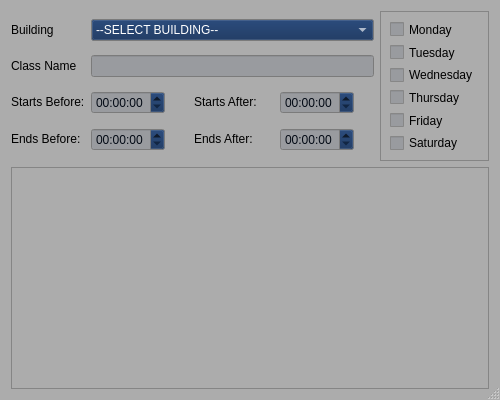
Old version of the form 370-project/search.ui in the repository rochanehurst/CS370-Team3.
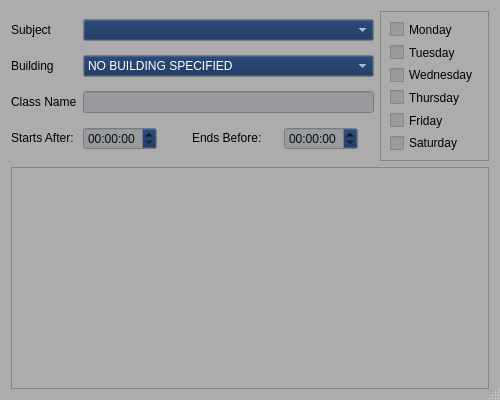
New version of the form. Icons and pictures are not drawn.

Commit message: Updated .gitignore | Create Search skeleton, update class add form

Patch:
```diff
--- a/370-project/search.ui
+++ b/370-project/search.ui
@@ -597,99 +597,7 @@
      <property name="verticalSpacing">
       <number>6</number>
      </property>
-     <item row="2" column="3">
-      <widget class="QTimeEdit" name="time_startafter">
-       <property name="sizePolicy">
-        <sizepolicy hsizetype="Fixed" vsizetype="Fixed">
-         <horstretch>0</horstretch>
-         <verstretch>0</verstretch>
-        </sizepolicy>
-       </property>
-      </widget>
-     </item>
-     <item row="3" column="3">
-      <widget class="QTimeEdit" name="time_endafter">
-       <property name="sizePolicy">
-        <sizepolicy hsizetype="Fixed" vsizetype="Fixed">
-         <horstretch>0</horstretch>
-         <verstretch>0</verstretch>
-        </sizepolicy>
-       </property>
-      </widget>
-     </item>
-     <item row="3" column="0">
-      <widget class="QLabel" name="lbl_endbefore">
-       <property name="sizePolicy">
-        <sizepolicy hsizetype="Fixed" vsizetype="Fixed">
-         <horstretch>0</horstretch>
-         <verstretch>0</verstretch>
-        </sizepolicy>
-       </property>
-       <property name="text">
-        <string>Ends Before:</string>
-       </property>
-      </widget>
-     </item>
-     <item row="2" column="2">
-      <widget class="QLabel" name="lbl_startafter">
-       <property name="sizePolicy">
-        <sizepolicy hsizetype="Fixed" vsizetype="Fixed">
-         <horstretch>0</horstretch>
-         <verstretch>0</verstretch>
-        </sizepolicy>
-       </property>
-       <property name="text">
-        <string>Starts After:</string>
-       </property>
-      </widget>
-     </item>
-     <item row="2" column="0">
-      <widget class="QLabel" name="lbl_startbefore">
-       <property name="sizePolicy">
-        <sizepolicy hsizetype="Fixed" vsizetype="Fixed">
-         <horstretch>0</horstretch>
-         <verstretch>0</verstretch>
-        </sizepolicy>
-       </property>
-       <property name="text">
-        <string>Starts Before:</string>
-       </property>
-      </widget>
-     </item>
-     <item row="3" column="1">
-      <widget class="QTimeEdit" name="time_endbefore">
-       <property name="sizePolicy">
-        <sizepolicy hsizetype="Fixed" vsizetype="Fixed">
-         <horstretch>0</horstretch>
-         <verstretch>0</verstretch>
-        </sizepolicy>
-       </property>
-      </widget>
-     </item>
-     <item row="3" column="2">
-      <widget class="QLabel" name="lbl_endafter">
-       <property name="sizePolicy">
-        <sizepolicy hsizetype="Fixed" vsizetype="Fixed">
-         <horstretch>0</horstretch>
-         <verstretch>0</verstretch>
-        </sizepolicy>
-       </property>
-       <property name="text">
-        <string>Ends After:</string>
-       </property>
-      </widget>
-     </item>
-     <item row="2" column="1">
-      <widget class="QTimeEdit" name="time_startbefore">
-       <property name="sizePolicy">
-        <sizepolicy hsizetype="Fixed" vsizetype="Fixed">
-         <horstretch>0</horstretch>
-         <verstretch>0</verstretch>
-        </sizepolicy>
-       </property>
-      </widget>
-     </item>
-     <item row="0" column="0">
+     <item row="1" column="0" alignment="Qt::AlignmentFlag::AlignLeft">
       <widget class="QLabel" name="lbl_building">
        <property name="sizePolicy">
         <sizepolicy hsizetype="Fixed" vsizetype="Fixed">
@@ -702,52 +610,17 @@
        </property>
       </widget>
      </item>
-     <item row="1" column="0">
-      <widget class="QLabel" name="lbl_classname">
-       <property name="sizePolicy">
-        <sizepolicy hsizetype="Fixed" vsizetype="Fixed">
-         <horstretch>0</horstretch>
-         <verstretch>0</verstretch>
-        </sizepolicy>
-       </property>
-       <property name="text">
-        <string>Class Name</string>
-       </property>
-      </widget>
-     </item>
      <item row="1" column="1" colspan="3">
-      <widget class="QLineEdit" name="input_class">
-       <property name="sizePolicy">
-        <sizepolicy hsizetype="Expanding" vsizetype="Fixed">
-         <horstretch>0</horstretch>
-         <verstretch>0</verstretch>
-        </sizepolicy>
-       </property>
-       <property name="minimumSize">
-        <size>
-         <width>150</width>
-         <height>0</height>
-        </size>
-       </property>
-       <property name="maximumSize">
-        <size>
-         <width>16777215</width>
-         <height>16777215</height>
-        </size>
-       </property>
-      </widget>
-     </item>
-     <item row="0" column="1" colspan="3">
       <widget class="QComboBox" name="building_combo_box">
        <property name="currentText">
-        <string>--SELECT BUILDING--</string>
+        <string>NO BUILDING SPECIFIED</string>
        </property>
        <property name="maxVisibleItems">
         <number>15</number>
        </property>
        <item>
         <property name="text">
-         <string>--SELECT BUILDING--</string>
+         <string>NO BUILDING SPECIFIED</string>
         </property>
        </item>
        <item>
@@ -807,6 +680,103 @@
        </item>
       </widget>
      </item>
+     <item row="3" column="3">
+      <widget class="QTimeEdit" name="time_endbefore">
+       <property name="sizePolicy">
+        <sizepolicy hsizetype="Fixed" vsizetype="Fixed">
+         <horstretch>0</horstretch>
+         <verstretch>0</verstretch>
+        </sizepolicy>
+       </property>
+      </widget>
+     </item>
+     <item row="2" column="0" alignment="Qt::AlignmentFlag::AlignLeft">
+      <widget class="QLabel" name="lbl_classname">
+       <property name="sizePolicy">
+        <sizepolicy hsizetype="Fixed" vsizetype="Fixed">
+         <horstretch>0</horstretch>
+         <verstretch>0</verstretch>
+        </sizepolicy>
+       </property>
+       <property name="text">
+        <string>Class Name</string>
+       </property>
+      </widget>
+     </item>
+     <item row="2" column="1" colspan="3">
+      <widget class="QLineEdit" name="input_class">
+       <property name="sizePolicy">
+        <sizepolicy hsizetype="Expanding" vsizetype="Fixed">
+         <horstretch>0</horstretch>
+         <verstretch>0</verstretch>
+        </sizepolicy>
+       </property>
+       <property name="minimumSize">
+        <size>
+         <width>150</width>
+         <height>0</height>
+        </size>
+       </property>
+       <property name="maximumSize">
+        <size>
+         <width>16777215</width>
+         <height>16777215</height>
+        </size>
+       </property>
+      </widget>
+     </item>
+     <item row="3" column="2">
+      <widget class="QLabel" name="lbl_endbefore">
+       <property name="sizePolicy">
+        <sizepolicy hsizetype="Fixed" vsizetype="Fixed">
+         <horstretch>0</horstretch>
+         <verstretch>0</verstretch>
+        </sizepolicy>
+       </property>
+       <property name="text">
+        <string>Ends Before:</string>
+       </property>
+      </widget>
+     </item>
+     <item row="3" column="0" alignment="Qt::AlignmentFlag::AlignVCenter">
+      <widget class="QLabel" name="lbl_startafter">
+       <property name="sizePolicy">
+        <sizepolicy hsizetype="Fixed" vsizetype="Fixed">
+         <horstretch>0</horstretch>
+         <verstretch>0</verstretch>
+        </sizepolicy>
+       </property>
+       <property name="text">
+        <string>Starts After:</string>
+       </property>
+      </widget>
+     </item>
+     <item row="3" column="1">
+      <widget class="QTimeEdit" name="time_startafter">
+       <property name="sizePolicy">
+        <sizepolicy hsizetype="Fixed" vsizetype="Fixed">
+         <horstretch>0</horstretch>
+         <verstretch>0</verstretch>
+        </sizepolicy>
+       </property>
+      </widget>
+     </item>
+     <item row="0" column="0">
+      <widget class="QLabel" name="lbl_subject">
+       <property name="sizePolicy">
+        <sizepolicy hsizetype="Preferred" vsizetype="Fixed">
+         <horstretch>0</horstretch>
+         <verstretch>0</verstretch>
+        </sizepolicy>
+       </property>
+       <property name="text">
+        <string>Subject</string>
+       </property>
+      </widget>
+     </item>
+     <item row="0" column="1" colspan="3">
+      <widget class="QComboBox" name="subject_combo_box"/>
+     </item>
     </layout>
    </item>
    <item row="1" column="0" colspan="2">
```
Left out of the diff: 64 changed lines with no effect on the pictures. The commit also changes 90 other files.
